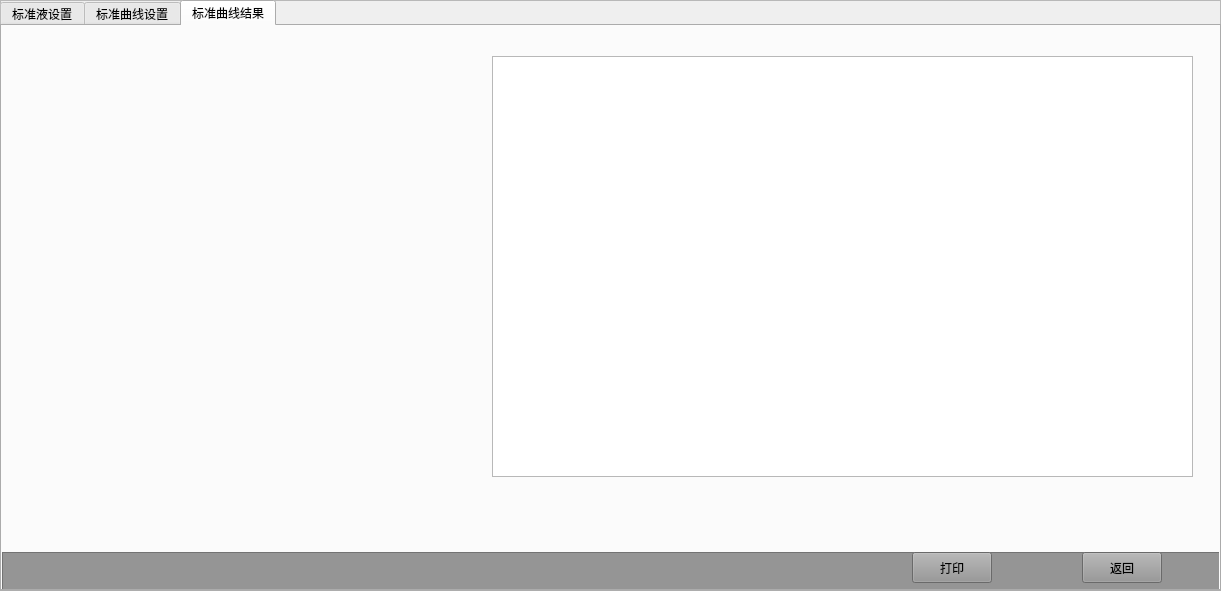
Above: cacurveframe.ui from lsoftp/water before the change. Below: the same form after it.
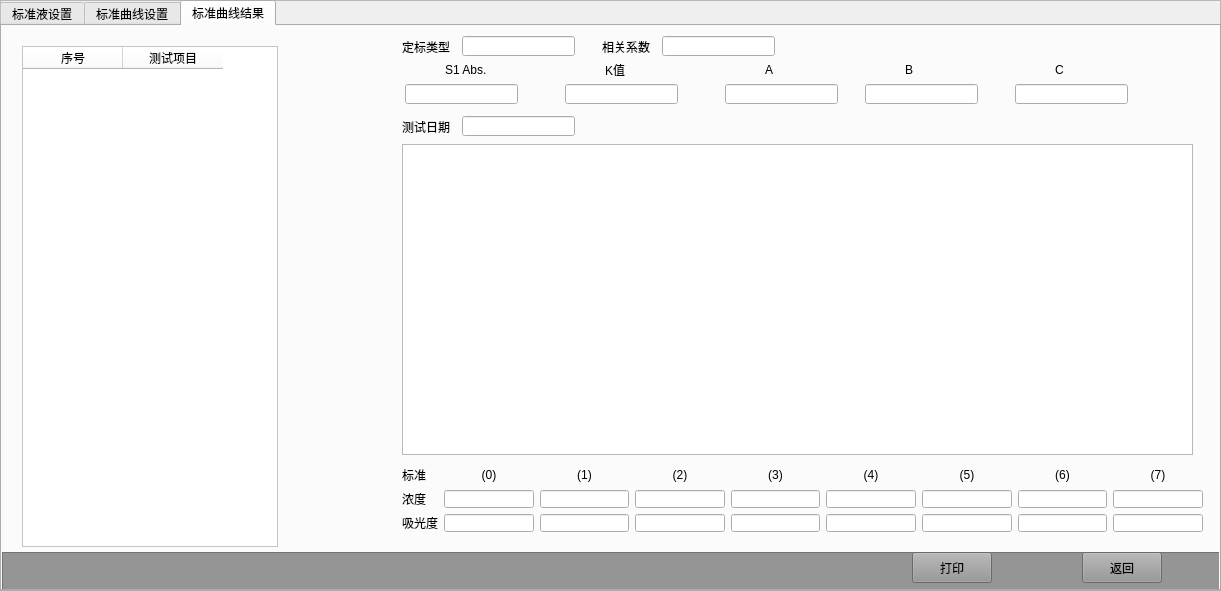
That is the form after the change. The open tabs and pages were chosen to show the change.

What changed in the file:
```diff
--- a/cacurveframe.ui
+++ b/cacurveframe.ui
@@ -941,13 +941,381 @@
     <widget class="QGraphicsView" name="graphicsView">
      <property name="geometry">
       <rect>
-       <x>490</x>
-       <y>30</y>
-       <width>701</width>
-       <height>421</height>
+       <x>400</x>
+       <y>118</y>
+       <width>791</width>
+       <height>311</height>
       </rect>
      </property>
     </widget>
+    <widget class="QTableWidget" name="tableWidget_6">
+     <property name="geometry">
+      <rect>
+       <x>20</x>
+       <y>20</y>
+       <width>256</width>
+       <height>501</height>
+      </rect>
+     </property>
+     <property name="styleSheet">
+      <string notr="true">background-color: rgb(255, 255, 255);</string>
+     </property>
+     <column>
+      <property name="text">
+       <string>序号</string>
+      </property>
+     </column>
+     <column>
+      <property name="text">
+       <string>测试项目</string>
+      </property>
+     </column>
+    </widget>
+    <widget class="QLabel" name="label_19">
+     <property name="geometry">
+      <rect>
+       <x>400</x>
+       <y>15</y>
+       <width>54</width>
+       <height>12</height>
+      </rect>
+     </property>
+     <property name="text">
+      <string>定标类型</string>
+     </property>
+    </widget>
+    <widget class="QLineEdit" name="lineEdit">
+     <property name="geometry">
+      <rect>
+       <x>460</x>
+       <y>10</y>
+       <width>113</width>
+       <height>20</height>
+      </rect>
+     </property>
+    </widget>
+    <widget class="QLabel" name="label_39">
+     <property name="geometry">
+      <rect>
+       <x>600</x>
+       <y>15</y>
+       <width>54</width>
+       <height>12</height>
+      </rect>
+     </property>
+     <property name="text">
+      <string>相关系数</string>
+     </property>
+    </widget>
+    <widget class="QLineEdit" name="lineEdit_53">
+     <property name="geometry">
+      <rect>
+       <x>660</x>
+       <y>10</y>
+       <width>113</width>
+       <height>20</height>
+      </rect>
+     </property>
+    </widget>
+    <widget class="QLabel" name="label_40">
+     <property name="geometry">
+      <rect>
+       <x>443</x>
+       <y>38</y>
+       <width>54</width>
+       <height>12</height>
+      </rect>
+     </property>
+     <property name="text">
+      <string>S1 Abs.</string>
+     </property>
+    </widget>
+    <widget class="QLineEdit" name="lineEdit_54">
+     <property name="geometry">
+      <rect>
+       <x>403</x>
+       <y>58</y>
+       <width>113</width>
+       <height>20</height>
+      </rect>
+     </property>
+    </widget>
+    <widget class="QLabel" name="label_41">
+     <property name="geometry">
+      <rect>
+       <x>603</x>
+       <y>38</y>
+       <width>54</width>
+       <height>12</height>
+      </rect>
+     </property>
+     <property name="text">
+      <string>K值</string>
+     </property>
+    </widget>
+    <widget class="QLineEdit" name="lineEdit_55">
+     <property name="geometry">
+      <rect>
+       <x>563</x>
+       <y>58</y>
+       <width>113</width>
+       <height>20</height>
+      </rect>
+     </property>
+    </widget>
+    <widget class="QLineEdit" name="lineEdit_56">
+     <property name="geometry">
+      <rect>
+       <x>723</x>
+       <y>58</y>
+       <width>113</width>
+       <height>20</height>
+      </rect>
+     </property>
+    </widget>
+    <widget class="QLabel" name="label_42">
+     <property name="geometry">
+      <rect>
+       <x>763</x>
+       <y>38</y>
+       <width>54</width>
+       <height>12</height>
+      </rect>
+     </property>
+     <property name="text">
+      <string>A</string>
+     </property>
+    </widget>
+    <widget class="QLineEdit" name="lineEdit_57">
+     <property name="geometry">
+      <rect>
+       <x>863</x>
+       <y>58</y>
+       <width>113</width>
+       <height>20</height>
+      </rect>
+     </property>
+    </widget>
+    <widget class="QLabel" name="label_43">
+     <property name="geometry">
+      <rect>
+       <x>903</x>
+       <y>38</y>
+       <width>54</width>
+       <height>12</height>
+      </rect>
+     </property>
+     <property name="text">
+      <string>B</string>
+     </property>
+    </widget>
+    <widget class="QLineEdit" name="lineEdit_58">
+     <property name="geometry">
+      <rect>
+       <x>1013</x>
+       <y>58</y>
+       <width>113</width>
+       <height>20</height>
+      </rect>
+     </property>
+    </widget>
+    <widget class="QLabel" name="label_44">
+     <property name="geometry">
+      <rect>
+       <x>1053</x>
+       <y>38</y>
+       <width>54</width>
+       <height>12</height>
+      </rect>
+     </property>
+     <property name="text">
+      <string>C</string>
+     </property>
+    </widget>
+    <widget class="QLabel" name="label_45">
+     <property name="geometry">
+      <rect>
+       <x>400</x>
+       <y>95</y>
+       <width>54</width>
+       <height>12</height>
+      </rect>
+     </property>
+     <property name="text">
+      <string>测试日期</string>
+     </property>
+    </widget>
+    <widget class="QLineEdit" name="lineEdit_59">
+     <property name="geometry">
+      <rect>
+       <x>460</x>
+       <y>90</y>
+       <width>113</width>
+       <height>20</height>
+      </rect>
+     </property>
+    </widget>
+    <widget class="QWidget" name="">
+     <property name="geometry">
+      <rect>
+       <x>400</x>
+       <y>440</y>
+       <width>801</width>
+       <height>66</height>
+      </rect>
+     </property>
+     <layout class="QGridLayout" name="gridLayout_4">
+      <item row="0" column="0">
+       <widget class="QLabel" name="label_46">
+        <property name="text">
+         <string>标准</string>
+        </property>
+       </widget>
+      </item>
+      <item row="0" column="1">
+       <widget class="QLabel" name="label_49">
+        <property name="text">
+         <string>(0)</string>
+        </property>
+        <property name="alignment">
+         <set>Qt::AlignCenter</set>
+        </property>
+       </widget>
+      </item>
+      <item row="0" column="2">
+       <widget class="QLabel" name="label_50">
+        <property name="text">
+         <string>(1)</string>
+        </property>
+        <property name="alignment">
+         <set>Qt::AlignCenter</set>
+        </property>
+       </widget>
+      </item>
+      <item row="0" column="3">
+       <widget class="QLabel" name="label_51">
+        <property name="text">
+         <string>(2)</string>
+        </property>
+        <property name="alignment">
+         <set>Qt::AlignCenter</set>
+        </property>
+       </widget>
+      </item>
+      <item row="0" column="4">
+       <widget class="QLabel" name="label_52">
+        <property name="text">
+         <string>(3)</string>
+        </property>
+        <property name="alignment">
+         <set>Qt::AlignCenter</set>
+        </property>
+       </widget>
+      </item>
+      <item row="0" column="5">
+       <widget class="QLabel" name="label_85">
+        <property name="text">
+         <string>(4)</string>
+        </property>
+        <property name="alignment">
+         <set>Qt::AlignCenter</set>
+        </property>
+       </widget>
+      </item>
+      <item row="0" column="6">
+       <widget class="QLabel" name="label_86">
+        <property name="text">
+         <string>(5)</string>
+        </property>
+        <property name="alignment">
+         <set>Qt::AlignCenter</set>
+        </property>
+       </widget>
+      </item>
+      <item row="0" column="7">
+       <widget class="QLabel" name="label_87">
+        <property name="text">
+         <string>(6)</string>
+        </property>
+        <property name="alignment">
+         <set>Qt::AlignCenter</set>
+        </property>
+       </widget>
+      </item>
+      <item row="0" column="8">
+       <widget class="QLabel" name="label_88">
+        <property name="text">
+         <string>(7)</string>
+        </property>
+        <property name="alignment">
+         <set>Qt::AlignCenter</set>
+        </property>
+       </widget>
+      </item>
+      <item row="1" column="0">
+       <widget class="QLabel" name="label_47">
+        <property name="text">
+         <string>浓度</string>
+        </property>
+       </widget>
+      </item>
+      <item row="1" column="1">
+       <widget class="QLineEdit" name="lineEdit_60"/>
+      </item>
+      <item row="1" column="2">
+       <widget class="QLineEdit" name="lineEdit_63"/>
+      </item>
+      <item row="1" column="3">
+       <widget class="QLineEdit" name="lineEdit_65"/>
+      </item>
+      <item row="1" column="4">
+       <widget class="QLineEdit" name="lineEdit_67"/>
+      </item>
+      <item row="1" column="5">
+       <widget class="QLineEdit" name="lineEdit_108"/>
+      </item>
+      <item row="1" column="6">
+       <widget class="QLineEdit" name="lineEdit_110"/>
+      </item>
+      <item row="1" column="7">
+       <widget class="QLineEdit" name="lineEdit_112"/>
+      </item>
+      <item row="1" column="8">
+       <widget class="QLineEdit" name="lineEdit_114"/>
+      </item>
+      <item row="2" column="0">
+       <widget class="QLabel" name="label_48">
+        <property name="text">
+         <string>吸光度</string>
+        </property>
+       </widget>
+      </item>
+      <item row="2" column="1">
+       <widget class="QLineEdit" name="lineEdit_61"/>
+      </item>
+      <item row="2" column="2">
+       <widget class="QLineEdit" name="lineEdit_62"/>
+      </item>
+      <item row="2" column="3">
+       <widget class="QLineEdit" name="lineEdit_64"/>
+      </item>
+      <item row="2" column="4">
+       <widget class="QLineEdit" name="lineEdit_66"/>
+      </item>
+      <item row="2" column="5">
+       <widget class="QLineEdit" name="lineEdit_107"/>
+      </item>
+      <item row="2" column="6">
+       <widget class="QLineEdit" name="lineEdit_109"/>
+      </item>
+      <item row="2" column="7">
+       <widget class="QLineEdit" name="lineEdit_111"/>
+      </item>
+      <item row="2" column="8">
+       <widget class="QLineEdit" name="lineEdit_113"/>
+      </item>
+     </layout>
+    </widget>
    </widget>
   </widget>
  </widget>
```
Left out of the diff: 337 changed lines with no effect on the pictures.
